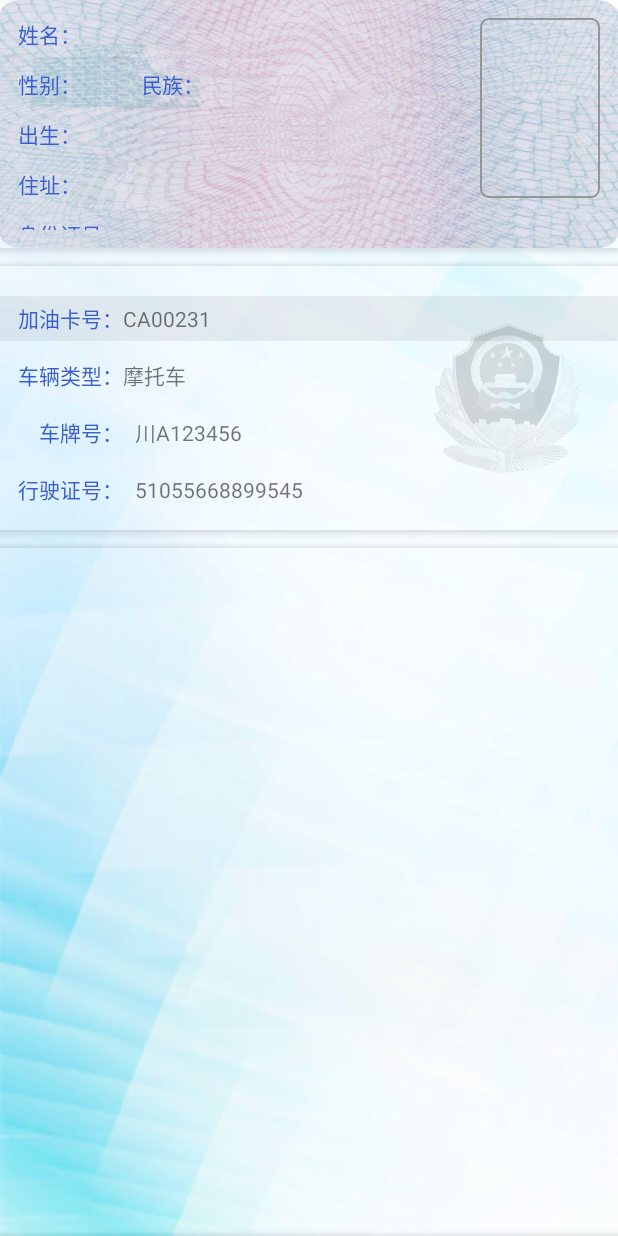
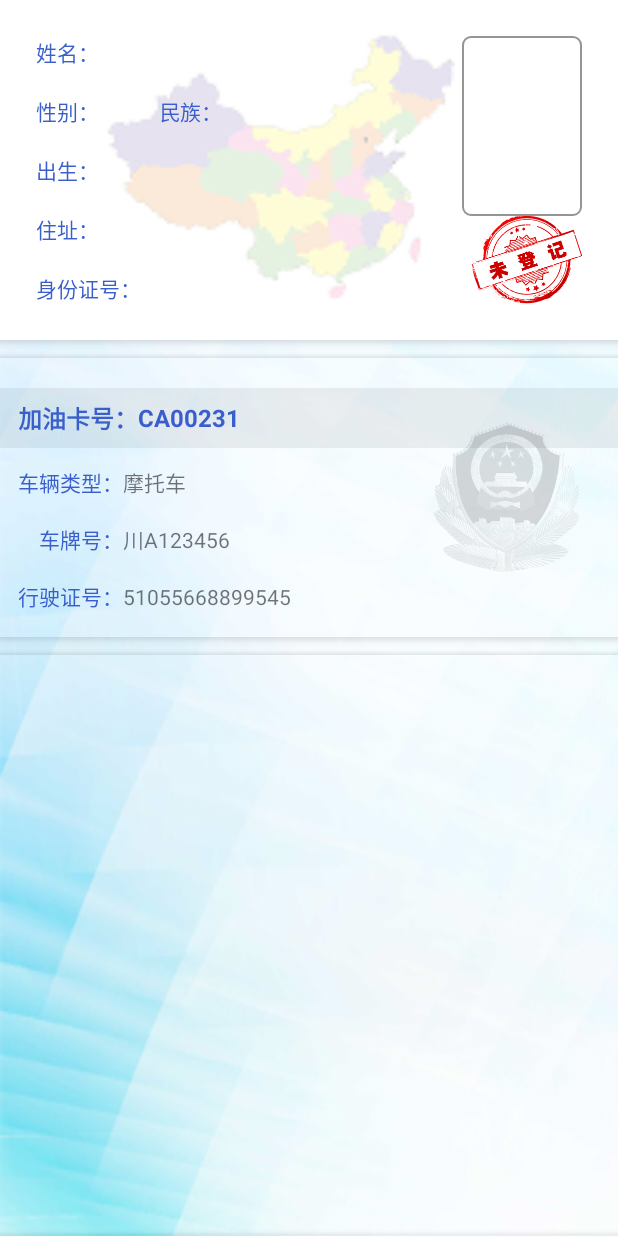
Before and after one commit to jackyflame/HouspitalScaner, an Android app: the screen it shows after launch (MainActivity), on a phone screen of 412 x 824 dp. Run offline under Robolectric (Android 15) with nearby library versions, the phone set to English and light mode, and no system bars; our stand-ins replace data binding.

Commit message:
新增查询反馈UI

```diff
--- a/app/src/main/res/layout/activity_main.xml
+++ b/app/src/main/res/layout/activity_main.xml
@@ -19,12 +19,12 @@
             <!--身份证信息-->
             <RelativeLayout
                 android:layout_width="match_parent"
-                android:layout_height="165dp"
-                android:background="@mipmap/bg_idcard_real"
-                android:paddingBottom="@dimen/padding_l"
-                android:paddingLeft="@dimen/padding_l"
-                android:paddingRight="@dimen/padding_l"
-                android:paddingTop="@dimen/padding_l">
+                android:layout_height="wrap_content"
+                android:background="@mipmap/bg_idcard"
+                android:paddingBottom="@dimen/padding_xxl"
+                android:paddingLeft="@dimen/padding_xxl"
+                android:paddingRight="@dimen/padding_xxl"
+                android:paddingTop="@dimen/padding_xxl">
 
                 <!--姓名-->
                 <TextView
@@ -55,7 +55,7 @@
                     style="@style/lab_title_blue"
                     android:layout_alignParentLeft="true"
                     android:layout_below="@+id/txv_lable_name"
-                    android:layout_marginTop="@dimen/padding_l"
+                    android:layout_marginTop="@dimen/idcard_row_pading"
                     android:text="@string/lable_sex" />
 
                 <TextView
@@ -87,7 +87,7 @@
                     style="@style/lab_title_blue"
                     android:layout_alignParentLeft="true"
                     android:layout_below="@+id/txv_lable_sex"
-                    android:layout_marginTop="@dimen/padding_l"
+                    android:layout_marginTop="@dimen/idcard_row_pading"
                     android:text="@string/lable_born" />
 
                 <TextView
@@ -102,7 +102,7 @@
                     android:layout_alignParentLeft="true"
                     android:layout_below="@+id/txv_lable_born"
                     android:layout_marginRight="@dimen/padding_m"
-                    android:layout_marginTop="@dimen/padding_l"
+                    android:layout_marginTop="@dimen/idcard_row_pading"
                     android:layout_toStartOf="@+id/img_header"
                     android:layout_width="wrap_content"
                     android:layout_height="wrap_content">
@@ -126,7 +126,7 @@
                     style="@style/lab_title_blue"
                     android:layout_alignParentStart="true"
                     android:layout_below="@+id/lin_address"
-                    android:layout_marginTop="@dimen/padding_l"
+                    android:layout_marginTop="@dimen/idcard_row_pading"
                     android:text="@string/lable_idnum" />
 
                 <TextView
@@ -134,6 +134,13 @@
                     android:layout_alignBaseline="@+id/txv_lable_idnum"
                     android:layout_toEndOf="@+id/txv_lable_idnum"
                     android:text="@{viewModel.idInfor.num}" />
+
+                <ImageView
+                    android:layout_width="wrap_content"
+                    android:layout_height="wrap_content"
+                    android:layout_alignParentBottom="true"
+                    android:layout_alignParentRight="true"
+                    android:src="@mipmap/ic_check_unregiter" />
 
             </RelativeLayout>
 
@@ -159,20 +166,27 @@
                     android:layout_height="wrap_content"
                     android:orientation="vertical"
                     android:paddingTop="@dimen/padding_l"
-                    android:paddingBottom="@dimen/padding_l"
-                    >
+                    android:paddingBottom="@dimen/padding_l" >
 
                     <LinearLayout
                         android:background="@color/translucent_5_black"
+                        android:paddingTop="@dimen/padding_m"
+                        android:paddingBottom="@dimen/padding_m"
+                        android:layout_height="wrap_content"
                         style="@style/info_row">
 
                         <TextView
                             style="@style/lab_title_blue3"
+                            android:textStyle="bold"
+                            android:textSize="@dimen/text_l"
                             android:text="加油卡号："/>
 
                         <TextView
                             android:layout_width="match_parent"
                             android:layout_height="wrap_content"
+                            android:textColor="@color/text_blue"
+                            android:textStyle="bold"
+                            android:textSize="@dimen/text_l"
                             android:text="CA00231"/>
 
                     </LinearLayout>
@@ -202,8 +216,6 @@
                         <TextView
                             android:layout_width="wrap_content"
                             android:layout_height="wrap_content"
-                            android:paddingLeft="@dimen/padding_m"
-                            android:paddingRight="@dimen/padding_m"
                             android:drawablePadding="@dimen/padding_s"
                             android:text="川A123456"/>
 
@@ -219,8 +231,6 @@
                         <TextView
                             android:layout_width="wrap_content"
                             android:layout_height="wrap_content"
-                            android:paddingLeft="@dimen/padding_m"
-                            android:paddingRight="@dimen/padding_m"
                             android:drawablePadding="@dimen/padding_s"
                             android:text="51055668899545"/>
 
--- /dev/null
+++ b/app/src/main/res/values/dimen.xml
@@ -0,0 +1,4 @@
+<?xml version="1.0" encoding="utf-8"?>
+<resources>
+    <dimen name="idcard_row_pading">18dp</dimen>
+</resources>
--- a/app/src/main/res/values/strings.xml
+++ b/app/src/main/res/values/strings.xml
@@ -1,5 +1,5 @@
 <resources>
-    <string name="app_name">加油站认证系统</string>
+    <string name="app_name">医院认证系统</string>
 
     <!-- Strings related to login -->
     <string name="title_activity_login">登录</string>
```
Also changed, not shown: app/src/main/res/mipmap-xxhdpi/bg_idcard.png (added).
